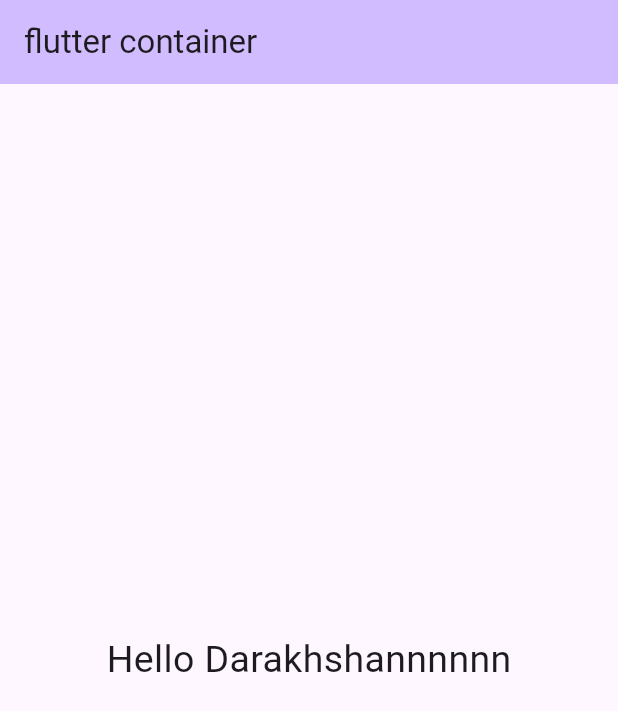
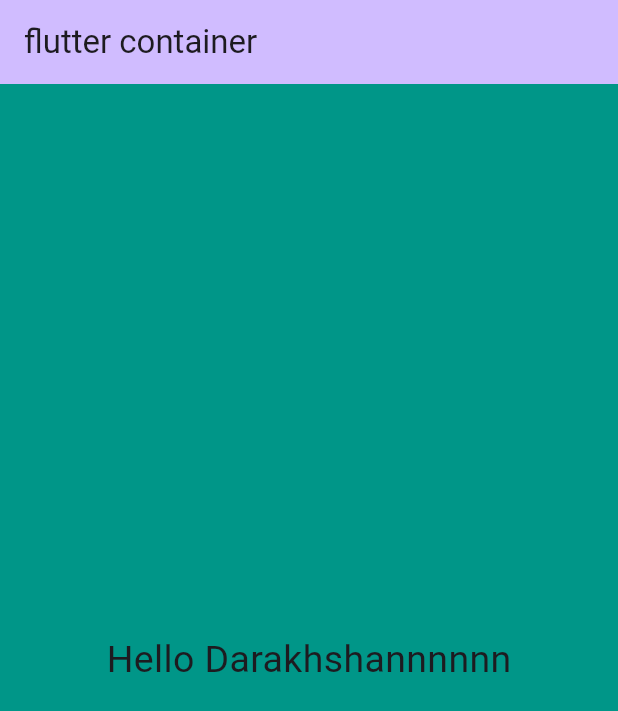
Before and after one commit to khandolly786/Dart_Course, a Flutter app: the screen it shows after launch, on a phone screen of 412 x 824 dp. Shown: the top 711 px of the screen. Run offline on Flutter 3.47's test engine with Material 3 defaults, Android fonts, the phone set to English and light mode, and no system bars.

Commit message:
Update main.dart

```diff
--- a/lib/main.dart
+++ b/lib/main.dart
@@ -44,9 +44,15 @@ class _MyHomePageState extends State<MyHomePage> {
         backgroundColor: Theme.of(context).colorScheme.inversePrimary,
         title: Text("flutter container"),
       ),
-      body: Center(
-         child:  Text('Hello Darakhshannnnnn', style: TextStyle(fontSize: 25), )
+      body: Container(
+        width: 500,
+        height: 800,
+        color: Colors.teal,
+        child: Center(child: Text('Hello Darakhshannnnnn', style: TextStyle(fontSize: 25), ))
       )
+      //Center(
+      //    child:  Text('Hello Darakhshannnnnn', style: TextStyle(fontSize: 25), )
+      // )
       // Text(' Hello thereeeee ', style: TextStyle(
       //   fontSize: 25,
       //   color: Colors.lightBlue,
```
